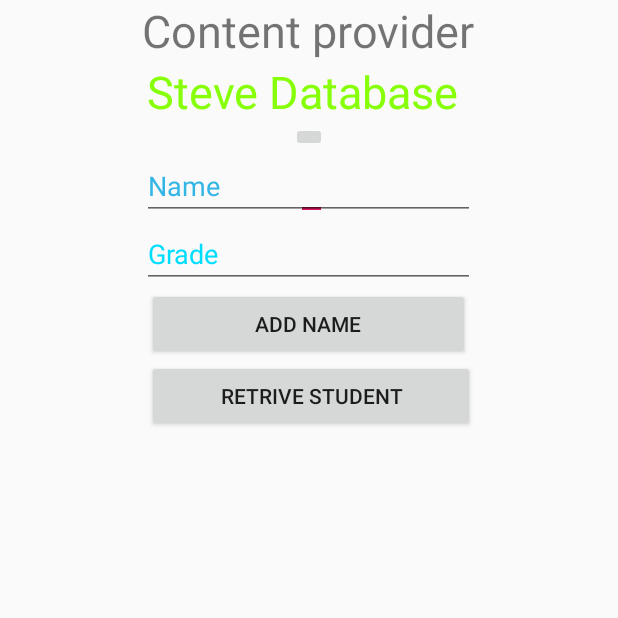
After one commit to stevenakibinge/MyApplication, an Android app: the ContentProActivity screen opened directly, with no data from a screen before it, on a phone screen of 412 x 824 dp, the top half of it. The commit adds this screen. Run offline under Robolectric (Android 15) with nearby library versions, the phone set to English and light mode, and no system bars.

Commit message:
Content provider with sql.....you can add a student name and grade and retrieve them

```diff
--- a/app/src/main/AndroidManifest.xml
+++ b/app/src/main/AndroidManifest.xml
@@ -14,7 +14,8 @@
         android:roundIcon="@mipmap/ic_launcher_round"
         android:supportsRtl="true"
         android:theme="@style/AppTheme">
-        <activity android:name=".Details"></activity>
+        <activity android:name=".ContentProActivity"></activity>
+        <activity android:name=".Details" />
         <activity android:name=".ExternalStorage" />
         <activity android:name=".Storage" />
         <activity android:name=".Foreground" />
@@ -34,9 +35,10 @@
         <activity android:name=".SocialActivity" />
         <activity android:name=".DisplayMessageActivity" />
         <activity android:name=".MainActivity" />
-
         <service android:name=".Myservice" />
         <service android:name=".ForegroundService" />
+        <provider android:name=".StaffProvider"
+            android:authorities="com.example.MyApplication.StaffProvider"/>
     </application>
 
 </manifest>
--- a/app/src/main/java/com/example/myapplication/MainActivity.java
+++ b/app/src/main/java/com/example/myapplication/MainActivity.java
@@ -134,6 +134,9 @@ public class MainActivity extends AppCompatActivity {
             case R.id.ext:
                 startActivity(new Intent(this,ExternalStorage.class));
                 return true;
+            case R.id.content:
+                startActivity(new Intent(this,ContentProActivity.class));
+                return true;
 
 
             case R.id.c:
--- /dev/null
+++ b/app/src/main/res/layout/activity_content_pro.xml
@@ -0,0 +1,91 @@
+<?xml version="1.0" encoding="utf-8"?>
+<RelativeLayout xmlns:android="http://schemas.android.com/apk/res/android"
+    xmlns:app="http://schemas.android.com/apk/res-auto"
+    xmlns:tools="http://schemas.android.com/tools"
+    android:layout_width="match_parent"
+    android:layout_height="match_parent"
+    android:orientation="vertical"
+    tools:context=".ContentProActivity">
+    <TextView
+        android:id="@+id/textView1"
+        android:layout_width="wrap_content"
+        android:layout_height="wrap_content"
+        android:text="Content provider"
+        android:layout_alignParentTop="true"
+        android:layout_centerHorizontal="true"
+        android:textSize="30dp" />
+
+    <TextView
+        android:id="@+id/textView2"
+        android:layout_width="wrap_content"
+        android:layout_height="wrap_content"
+        android:text="Steve Database "
+        android:textColor="#ff87ff09"
+        android:textSize="30dp"
+        android:layout_below="@+id/textView1"
+        android:layout_centerHorizontal="true" />
+
+    <ImageButton
+        android:layout_width="wrap_content"
+        android:layout_height="wrap_content"
+        android:id="@+id/imageButton"
+        android:layout_below="@+id/textView2"
+        android:layout_centerHorizontal="true" />
+
+    <Button
+        android:layout_width="wrap_content"
+        android:layout_height="wrap_content"
+        android:id="@+id/button2"
+        android:text="Add Name"
+        android:layout_below="@+id/editText3"
+        android:layout_alignRight="@+id/textView2"
+        android:layout_alignEnd="@+id/textView2"
+        android:layout_alignLeft="@+id/textView2"
+        android:layout_alignStart="@+id/textView2"
+        android:onClick="onClickAddName"/>
+
+    <EditText
+        android:layout_width="wrap_content"
+        android:layout_height="wrap_content"
+        android:id="@+id/editText"
+        android:layout_below="@+id/imageButton"
+        android:layout_alignRight="@+id/imageButton"
+        android:layout_alignEnd="@+id/imageButton" />
+
+    <EditText
+        android:layout_width="wrap_content"
+        android:layout_height="wrap_content"
+        android:id="@+id/editText2"
+        android:layout_alignTop="@+id/editText"
+        android:layout_alignLeft="@+id/textView1"
+        android:layout_alignStart="@+id/textView1"
+        android:layout_alignRight="@+id/textView1"
+        android:layout_alignEnd="@+id/textView1"
+        android:hint="Name"
+        android:textColorHint="@android:color/holo_blue_light" />
+
+    <EditText
+        android:layout_width="wrap_content"
+        android:layout_height="wrap_content"
+        android:id="@+id/editText3"
+        android:layout_below="@+id/editText"
+        android:layout_alignLeft="@+id/editText2"
+        android:layout_alignStart="@+id/editText2"
+        android:layout_alignRight="@+id/editText2"
+        android:layout_alignEnd="@+id/editText2"
+        android:hint="Grade"
+        android:textColorHint="@android:color/holo_blue_bright" />
+
+    <Button
+        android:layout_width="wrap_content"
+        android:layout_height="wrap_content"
+        android:text="Retrive student"
+        android:id="@+id/button"
+        android:layout_below="@+id/button2"
+        android:layout_alignRight="@+id/editText3"
+        android:layout_alignEnd="@+id/editText3"
+        android:layout_alignLeft="@+id/button2"
+        android:layout_alignStart="@+id/button2"
+        android:onClick="onClickRetrieveStudents"/>
+
+</RelativeLayout>
--- a/app/src/main/res/menu/menu.xml
+++ b/app/src/main/res/menu/menu.xml
@@ -30,5 +30,8 @@
     <item
         android:id="@+id/ext"
         android:title="External Storage" />
+    <item
+        android:id="@+id/content"
+        android:title="Content provider" />
 
 </menu>
```
Also changed, not shown: app/src/main/java/com/example/myapplication/ContentProActivity.java (added, +54 -0 lines), app/src/main/java/com/example/myapplication/StaffProvider.java (added, +205 -0 lines).
